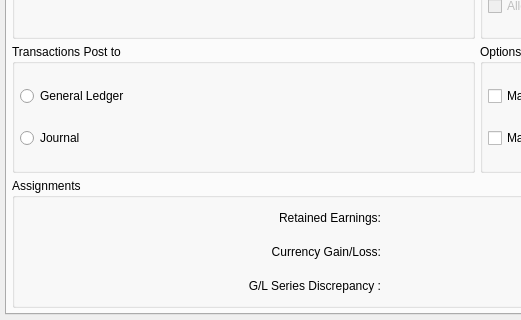
Old version of the form guiclient/configureGL.ui in the repository Pegasus-RPG/xtuple-client; both pictures show x 0 to 521 and y 262 to 582 of the 766 by 582 pixel window.
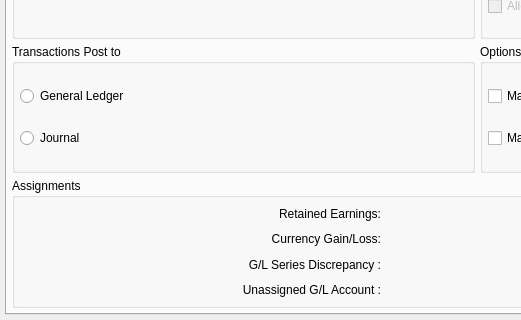
New version of the form. Custom widgets are drawn as their Qt base class.

Commit message: Issue #20982: Add missing metric setting for UnassignedGL Account

The edit to the form file:
```diff
--- a/guiclient/configureGL.ui
+++ b/guiclient/configureGL.ui
@@ -470,6 +470,23 @@
               </property>
              </widget>
             </item>
+            <item row="3" column="0">
+             <widget class="QLabel" name="_unassignedLit">
+              <property name="text">
+               <string>Unassigned G/L Account :</string>
+              </property>
+              <property name="alignment">
+               <set>Qt::AlignRight|Qt::AlignTrailing|Qt::AlignVCenter</set>
+              </property>
+             </widget>
+            </item>
+            <item row="3" column="1">
+             <widget class="GLCluster" name="_unassigned">
+              <property name="focusPolicy">
+               <enum>Qt::StrongFocus</enum>
+              </property>
+             </widget>
+            </item>
            </layout>
           </item>
          </layout>
```
The commit also changes 1 other file.
